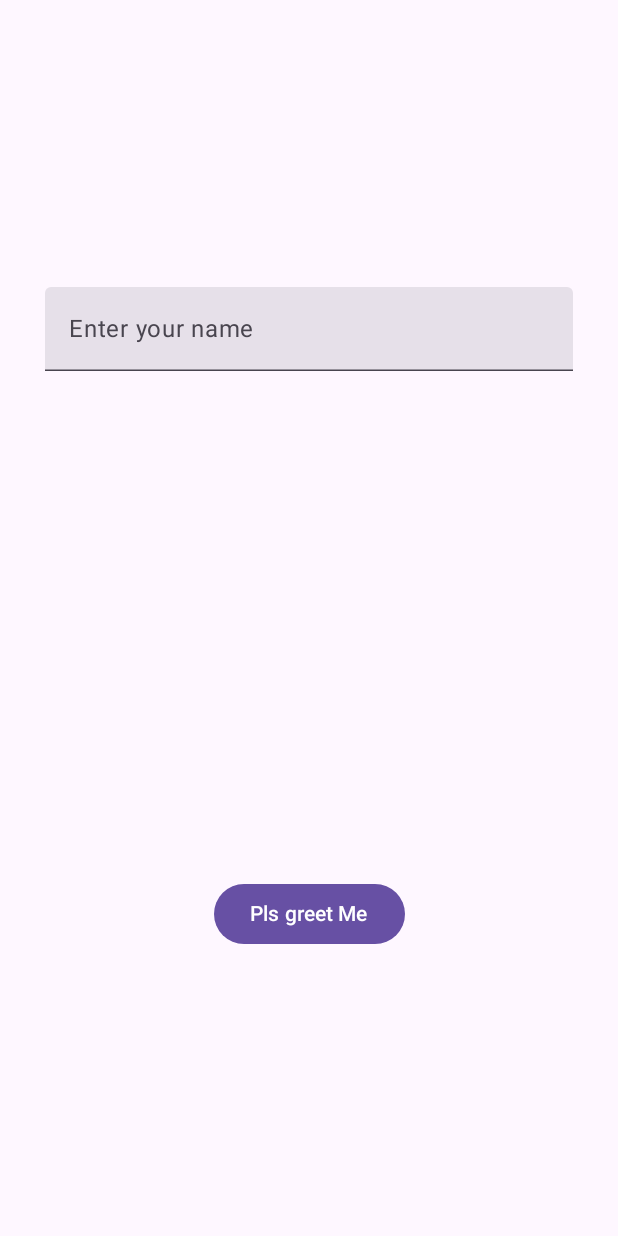
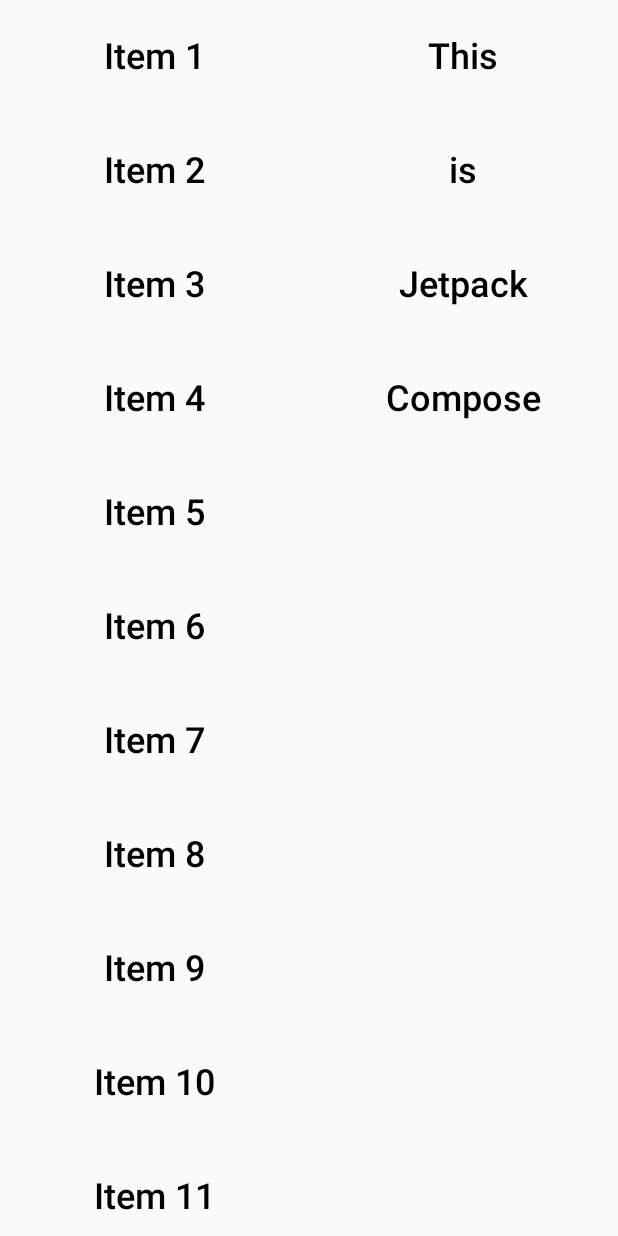
Before and after one commit to AyushPushpkar/JetpackIntro, an Android app built with Jetpack Compose: the screen it shows after launch (ButtonsActivity before the commit, ListActivity after it), on a phone screen of 412 x 824 dp. Run offline under Robolectric (Android 15) with nearby library versions, the phone set to English and light mode, and no system bars.

Commit message:
lists lazy col

```diff
--- a/app/src/main/AndroidManifest.xml
+++ b/app/src/main/AndroidManifest.xml
@@ -13,9 +13,9 @@
         android:theme="@style/Theme.JetPackIntro"
         tools:targetApi="31">
         <activity
-            android:name=".ButtonsActivity"
+            android:name=".ListActivity"
             android:exported="true"
-            android:label="@string/title_activity_buttons"
+            android:label="@string/title_activity_list"
             android:theme="@style/Theme.JetPackIntro">
             <intent-filter>
                 <action android:name="android.intent.action.MAIN" />
@@ -23,6 +23,12 @@
                 <category android:name="android.intent.category.LAUNCHER" />
             </intent-filter>
         </activity>
+
+        <activity
+            android:name=".ButtonsActivity"
+            android:exported="true"
+            android:label="@string/title_activity_buttons"
+            android:theme="@style/Theme.JetPackIntro" />
 
         <activity
             android:name=".ImageCardActivity"
@@ -36,7 +42,6 @@
             android:name=".MainActivity2"
             android:exported="true"
             android:theme="@style/Theme.JetPackIntro" />
-
         <activity
             android:name=".MainActivity"
             android:exported="true"
--- a/app/src/main/java/com/example/jetpackintro/ButtonsActivity.kt
+++ b/app/src/main/java/com/example/jetpackintro/ButtonsActivity.kt
@@ -4,6 +4,7 @@ import android.os.Bundle
 import androidx.activity.ComponentActivity
 import androidx.activity.compose.setContent
 import androidx.activity.enableEdgeToEdge
+import androidx.compose.foundation.background
 import androidx.compose.foundation.layout.Arrangement
 import androidx.compose.foundation.layout.Column
 import androidx.compose.foundation.layout.Spacer
@@ -12,6 +13,7 @@ import androidx.compose.foundation.layout.fillMaxWidth
 import androidx.compose.foundation.layout.height
 import androidx.compose.foundation.layout.padding
 import androidx.compose.material3.Button
+import androidx.compose.material3.OutlinedTextField
 import androidx.compose.material3.Scaffold
 import androidx.compose.material3.SnackbarHost
 import androidx.compose.material3.SnackbarHostState
@@ -21,6 +23,7 @@ import androidx.compose.runtime.mutableStateOf
 import androidx.compose.runtime.*
 import androidx.compose.ui.Alignment
 import androidx.compose.ui.Modifier
+import androidx.compose.ui.graphics.Color
 import androidx.compose.ui.unit.dp
 import androidx.core.view.WindowCompat
 import androidx.lifecycle.lifecycleScope
@@ -31,12 +34,13 @@ class ButtonsActivity : ComponentActivity() {
         super.onCreate(savedInstanceState)
         enableEdgeToEdge()
         setContent {
+            //state -> a value that can change
+            //represent some part of ui
             val snackbarHostState = remember { SnackbarHostState() }
             var textFieldState by remember {
-                mutableStateOf("")
+                mutableStateOf("")            // by default no state
             }
-            val scope = rememberCoroutineScope()
-            Scaffold(
+            Scaffold(                        //provide a layout -> used for snackbar , nav drawer , toolbar ,etc (material component)
                 modifier = Modifier.fillMaxSize(),
                 snackbarHost = {
                     SnackbarHost(
@@ -50,15 +54,11 @@ class ButtonsActivity : ComponentActivity() {
                         .padding(paddingValues)
                         .padding(30.dp) ,
                     horizontalAlignment = Alignment.CenterHorizontally ,
-                    verticalArrangement = Arrangement.SpaceEvenly
+                    verticalArrangement = Arrangement.Center
                 ){
-                    TextField(value = textFieldState,
-                        label = {
-                            Text(text = "Enter your name")
-                        },
-                        onValueChange = {
-                            textFieldState = it
-                        } ,
+                    TextField(value = textFieldState,                 //link textfield to a state
+                        label = { Text(text = "Enter your name") },
+                        onValueChange = { textFieldState = it } ,   // func gives string it with which update the textfieldstate
                         singleLine = true ,
                         modifier = Modifier.fillMaxWidth()
                     )
--- /dev/null
+++ b/app/src/main/java/com/example/jetpackintro/ListActivity.kt
@@ -0,0 +1,96 @@
+package com.example.jetpackintro
+
+import android.os.Bundle
+import androidx.activity.ComponentActivity
+import androidx.activity.compose.setContent
+import androidx.activity.enableEdgeToEdge
+import androidx.compose.animation.animateContentSize
+import androidx.compose.foundation.gestures.scrollable
+import androidx.compose.foundation.layout.Column
+import androidx.compose.foundation.layout.Row
+import androidx.compose.foundation.layout.fillMaxHeight
+import androidx.compose.foundation.layout.fillMaxSize
+import androidx.compose.foundation.layout.fillMaxWidth
+import androidx.compose.foundation.layout.padding
+import androidx.compose.foundation.lazy.LazyColumn
+import androidx.compose.foundation.lazy.items
+import androidx.compose.foundation.lazy.itemsIndexed
+import androidx.compose.foundation.rememberScrollState
+import androidx.compose.foundation.verticalScroll
+import androidx.compose.material3.Scaffold
+import androidx.compose.material3.Text
+import androidx.compose.runtime.Composable
+import androidx.compose.ui.Alignment
+import androidx.compose.ui.Modifier
+import androidx.compose.ui.text.font.FontWeight
+import androidx.compose.ui.text.style.TextAlign
+import androidx.compose.ui.tooling.preview.Preview
+import androidx.compose.ui.unit.dp
+import androidx.compose.ui.unit.sp
+import com.example.jetpackintro.ui.theme.JetPackIntroTheme
+
+class ListActivity : ComponentActivity() {
+    override fun onCreate(savedInstanceState: Bundle?) {
+        super.onCreate(savedInstanceState)
+        enableEdgeToEdge()
+
+        setContent {
+            val scrollState = rememberScrollState()
+
+            Row {
+                Column(
+                    modifier = Modifier
+                        .fillMaxHeight()
+                        .weight(1f)
+                        .verticalScroll(scrollState)
+                ) {
+                    for (i in 1..50) {
+                        Text(
+                            text = "Item $i",
+                            fontSize = 24.sp,
+                            textAlign = TextAlign.Center,
+                            fontWeight = FontWeight.SemiBold,
+                            modifier = Modifier
+                                .fillMaxWidth()
+                                .padding(vertical = 24.dp)
+                        )
+                    }
+                }
+
+                LazyColumn(                               // equivalent to rec view
+                    modifier = Modifier
+                        .fillMaxHeight()
+                        .weight(1f)
+                ) {
+                    itemsIndexed(
+                        listOf("This" , "is" ,"Jetpack" ,"Compose")
+                    ){ index , string ->
+                        Text(
+                            text = string,
+                            fontSize = 24.sp,
+                            textAlign = TextAlign.Center,
+                            fontWeight = FontWeight.SemiBold,
+                            modifier = Modifier
+                                .fillMaxWidth()
+                                .padding(vertical = 24.dp)
+                        )
+                    }
+
+//                    items(500) {
+//                        Text(
+//                            text = "Item $it",
+//                            fontSize = 24.sp,
+//                            textAlign = TextAlign.Center,
+//                            fontWeight = FontWeight.SemiBold,
+//                            modifier = Modifier
+//                                .fillMaxWidth()
+//                                .padding(vertical = 24.dp)
+//                        )
+//                    }
+                }
+            }
+        }
+    }
+
+    private fun enableEdgeToEdge() {}
+}
--- a/app/src/main/res/values/strings.xml
+++ b/app/src/main/res/values/strings.xml
@@ -2,6 +2,7 @@
     <string name="app_name">JetPack Intro</string>
     <string name="title_activity_button_text_field.">ButtonTextField.Activity</string>
     <string name="title_activity_buttons">ButtonsActivity</string>
+    <string name="title_activity_list">ListActivity</string>
     <!--    <string name="title_activity_main2">MainActivity2</string>-->
     <!--    <string name="title_activity_row_column">RowColumnActivity</string>-->
     <!--    <string name="title_activity_image_card">ImageCardActivity</string>-->
```
